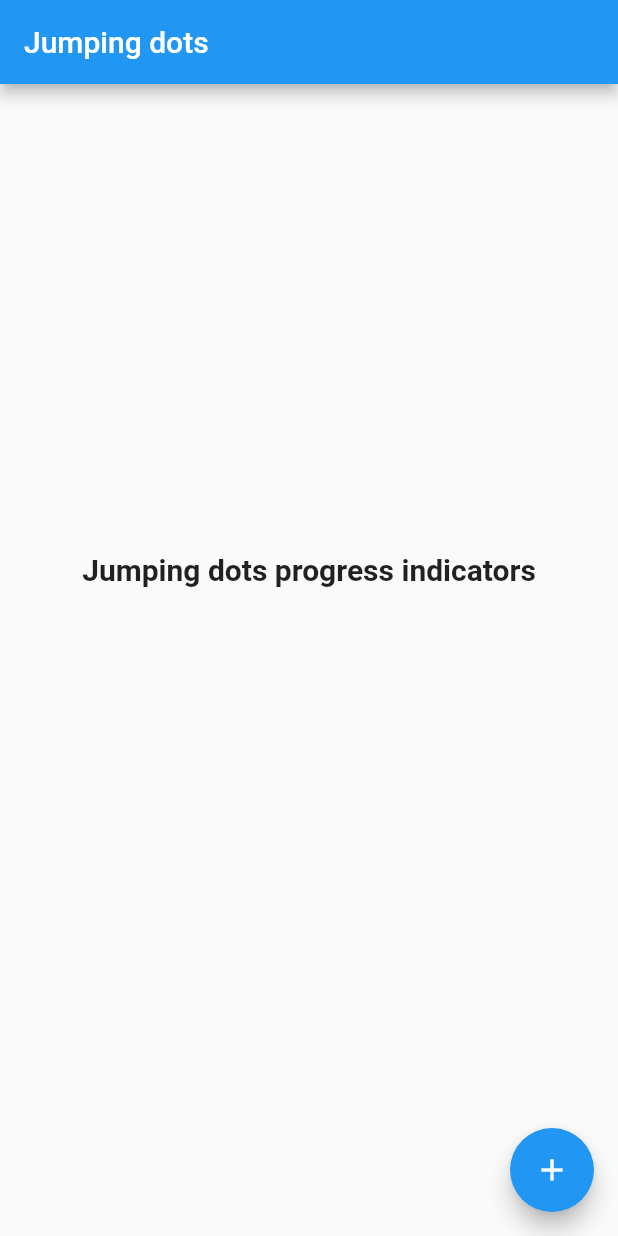
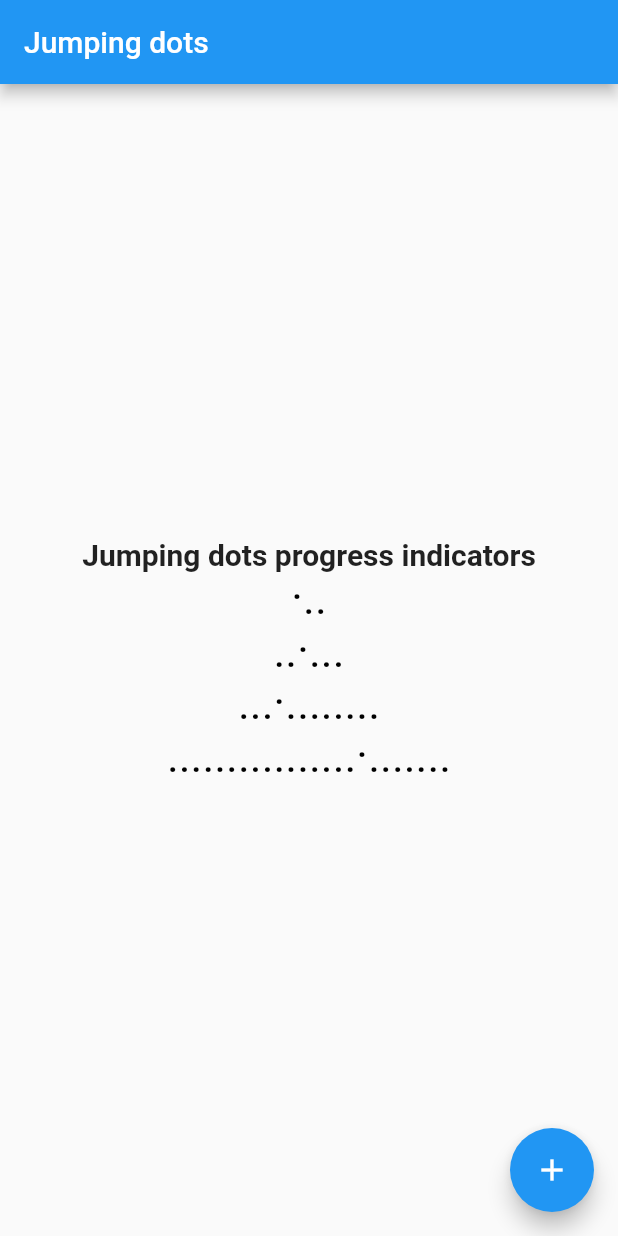
Before and after one commit to wal33d006/jumping_dots, a Flutter app: the screen it shows after launch, on a phone screen of 412 x 824 dp. Run offline on Flutter 3.47's test engine with Material 2 defaults, Android fonts, the phone set to English and light mode, and no system bars.

Commit message:
Fixed fixed sizing issue (removed SizedBox), improved animation (got rid of varying height Container for Transform.translate), solved all package:pedantic notices & warnings

```diff
--- a/lib/jumping_dots.dart
+++ b/lib/jumping_dots.dart
@@ -7,10 +7,11 @@ class _JumpingDot extends AnimatedWidget {
   _JumpingDot({Key key, Animation<double> animation, this.color, this.fontSize})
       : super(key: key, listenable: animation);
 
+  @override
   Widget build(BuildContext context) {
     final Animation<double> animation = listenable;
-    return Container(
-      height: animation.value,
+    return Transform.translate(
+      offset: Offset(0, -animation.value),
       child: Text(
         '.',
         style: TextStyle(color: color, fontSize: fontSize),
@@ -26,23 +27,24 @@ class JumpingDotsProgressIndicator extends StatefulWidget {
   final Color color;
   final int milliseconds;
   final double beginTweenValue = 0.0;
-  final double endTweenValue = 8.0;
+  final double endTweenValue;
 
-  JumpingDotsProgressIndicator({
-    this.numberOfDots = 3,
+  JumpingDotsProgressIndicator(
+      {this.numberOfDots = 3,
       this.fontSize = 10.0,
       this.color = Colors.black,
       this.dotSpacing = 0.0,
-    this.milliseconds = 250,
-  });
+      this.milliseconds = 250})
+      : endTweenValue = fontSize / 3;
 
+  @override
   _JumpingDotsProgressIndicatorState createState() =>
       _JumpingDotsProgressIndicatorState(
-        numberOfDots: this.numberOfDots,
-        fontSize: this.fontSize,
-        color: this.color,
-        dotSpacing: this.dotSpacing,
-        milliseconds: this.milliseconds,
+        numberOfDots: numberOfDots,
+        fontSize: fontSize,
+        color: color,
+        dotSpacing: dotSpacing,
+        milliseconds: milliseconds,
       );
 }
 
@@ -53,9 +55,9 @@ class _JumpingDotsProgressIndicatorState
   double fontSize;
   double dotSpacing;
   Color color;
-  List<AnimationController> controllers = new List<AnimationController>();
-  List<Animation<double>> animations = new List<Animation<double>>();
-  List<Widget> _widgets = new List<Widget>();
+  final List<AnimationController> controllers = <AnimationController>[];
+  final List<Animation<double>> animations = <Animation<double>>[];
+  final List<Widget> _widgets = <Widget>[];
 
   _JumpingDotsProgressIndicatorState({
     this.numberOfDots,
@@ -65,9 +67,10 @@ class _JumpingDotsProgressIndicatorState
     this.milliseconds,
   });
 
-  initState() {
+  @override
+  void initState() {
     super.initState();
-    for (int i = 0; i < numberOfDots; i++) {
+    for (var i = 0; i < numberOfDots; i++) {
       _addAnimationControllers();
       _buildAnimations(i);
       _addListOfDots(i);
@@ -110,18 +113,20 @@ class _JumpingDotsProgressIndicatorState
               }));
   }
 
+  @override
   Widget build(BuildContext context) {
-    return SizedBox(
-      height: 30.0,
-      child: Row(
+    return Row(
+      mainAxisSize: MainAxisSize.min,
       mainAxisAlignment: MainAxisAlignment.center,
       children: _widgets,
-      ),
     );
   }
 
-  dispose() {
-    for (int i = 0; i < numberOfDots; i++) controllers[i].dispose();
+  @override
+  void dispose() {
+    for (var i = 0; i < numberOfDots; i++) {
+      controllers[i].dispose();
+    }
     super.dispose();
   }
 }
```
Lines whose indentation alone changed are shown as unchanged.
